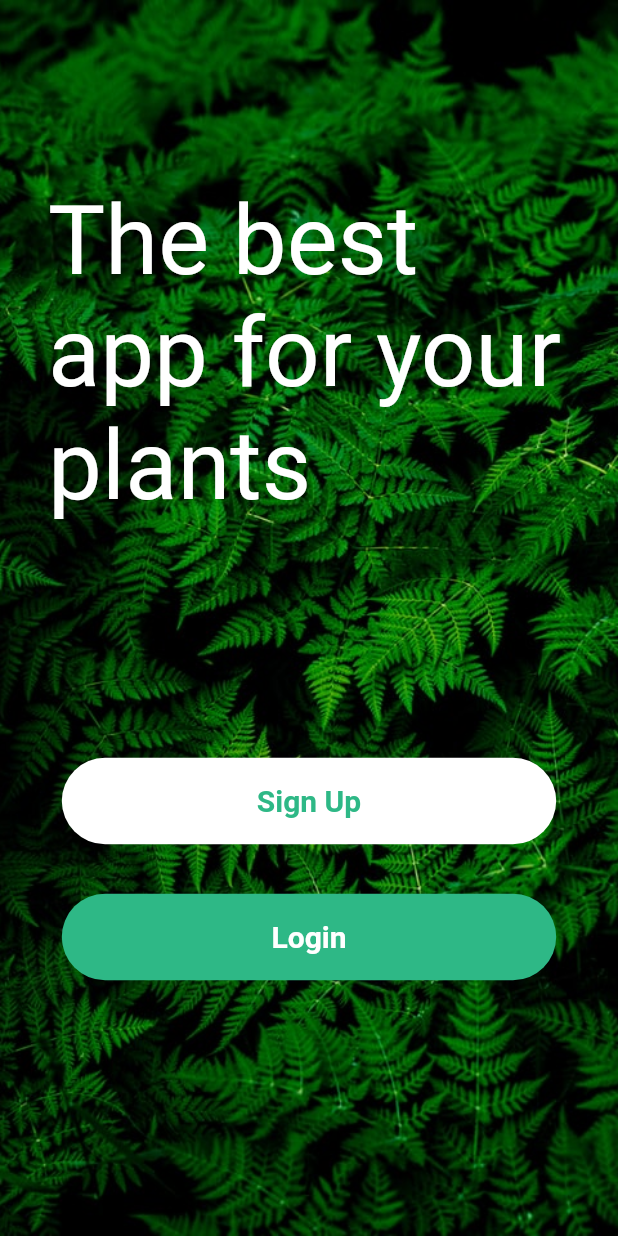
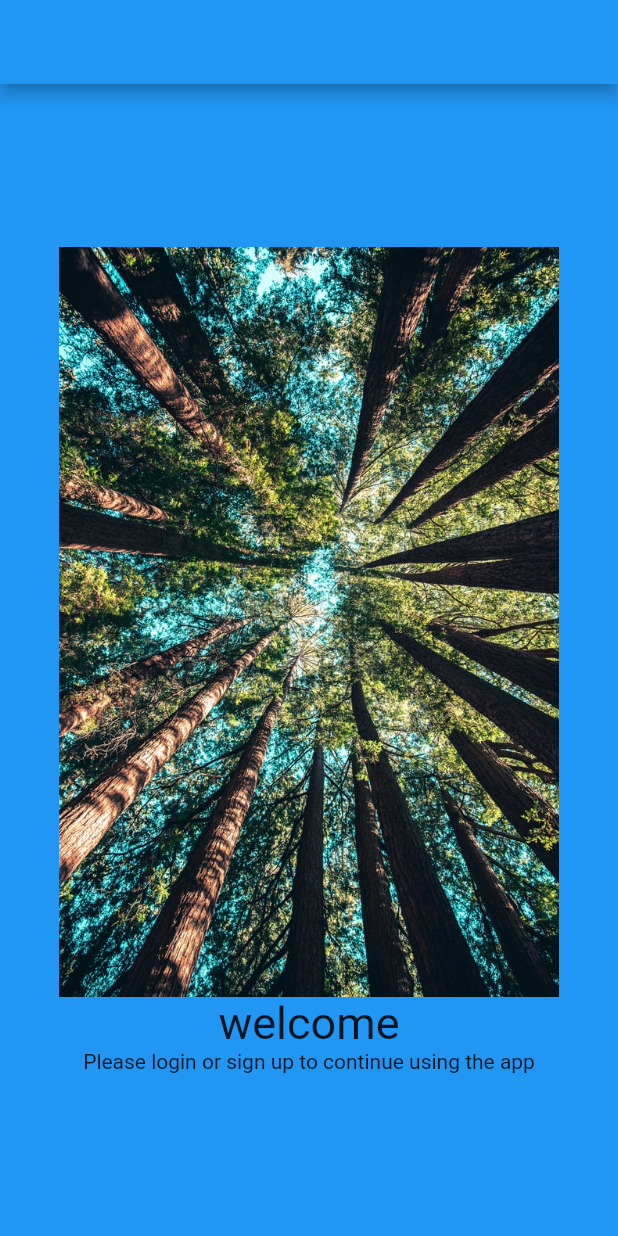
Before and after one commit to Enyonam97/Persist-Project, a Flutter app: the screen it shows after launch, on a phone screen of 412 x 824 dp. Run offline on Flutter 3.47's test engine with Material 2 defaults, Android fonts, the phone set to English and light mode, and no system bars; our stand-ins replace sqflite; accounts and stored records are empty.

Commit message:
first commit

```diff
--- /dev/null
+++ b/lib/homepage.dart
@@ -0,0 +1,37 @@
+import 'package:flutter/material.dart';
+
+class MyHomePage extends StatefulWidget {
+  const MyHomePage({
+    Key? key,
+  }) : super(key: key);
+
+  @override
+  State<MyHomePage> createState() => _MyHomePageState();
+}
+
+class _MyHomePageState extends State<MyHomePage> {
+  @override
+  Widget build(BuildContext context) {
+    return Scaffold(
+      appBar: AppBar(
+        title: Text(""),
+      ),
+      body: Container(
+        width: MediaQuery.of(context).size.width,
+        color: Colors.blue,
+        child: Column(
+          mainAxisAlignment: MainAxisAlignment.center,
+          crossAxisAlignment: CrossAxisAlignment.center,
+          children: [
+            Image.asset(
+              'images/casey-horner-.jpg',
+              height: 500,
+            ),
+            Text("welcome", style: TextStyle(fontSize: 30)),
+            Text("Please login or sign up to continue using the app"),
+          ],
+        ),
+      ),
+    );
+  }
+}
--- a/pubspec.yaml
+++ b/pubspec.yaml
@@ -29,6 +29,8 @@ environment:
 dependencies:
   flutter:
     sdk: flutter
+  sqflite: ^2.0.2
+  path: ^1.8.1
 
   # The following adds the Cupertino Icons font to your application.
   # Use with the CupertinoIcons class for iOS style icons.
```
Also changed, not shown: lib/database.dart (added, +21 -0 lines), lib/dboperations.dart (added, +38 -0 lines), lib/login.dart (+4 -4 lines), lib/main.dart (+38 -5 lines), lib/signup.dart (renamed from lib/register.dart, +4 -4 lines), lib/user.dart (added, +27 -0 lines), pubspec.lock, 6 other files.
